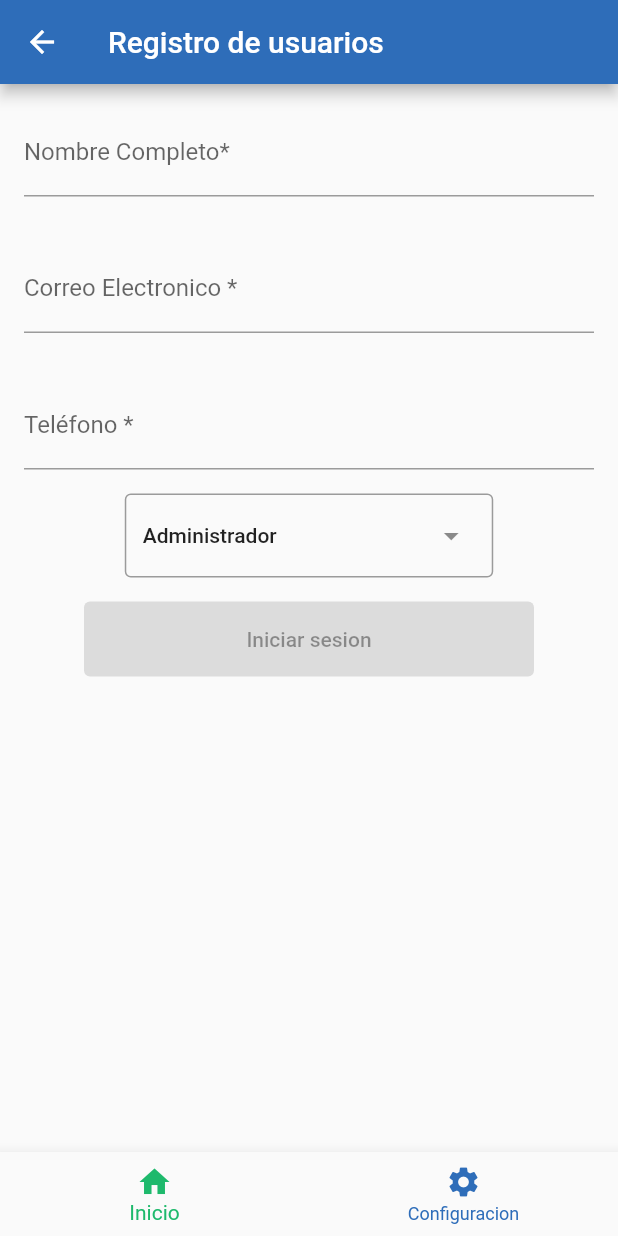
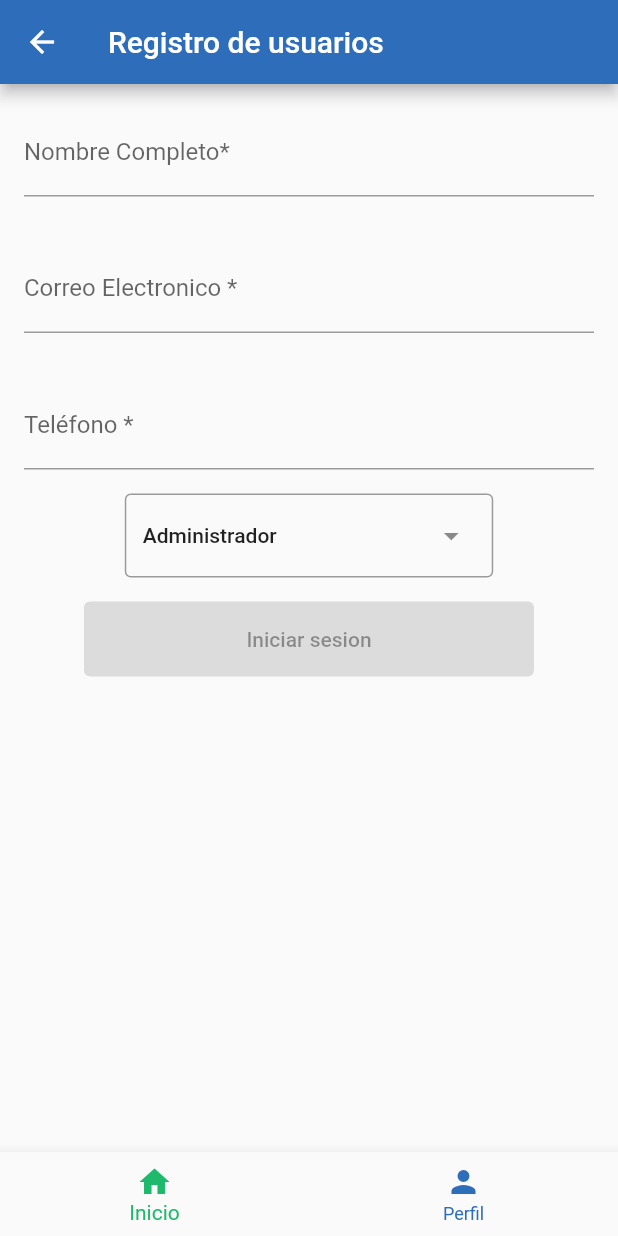
Before and after one commit to 20203tn128/donaciones, a Flutter app: the Menu screen opened by its route, after a tap on "Aagregar usuario", on a phone screen of 412 x 824 dp. Run offline on Flutter 3.47's test engine with Material 2 defaults, Android fonts, the phone set to English and light mode, and no system bars; our stand-ins replace dio.

Commit message:
Modificaciones en profile settings

```diff
--- a/lib/config/navigation/settings_stack.dart
+++ b/lib/config/navigation/settings_stack.dart
@@ -1,5 +1,6 @@
-import 'package:donaciones/modules/settigns/screens/settigns.dart';
-import 'package:donaciones/modules/settigns/widgets/form-settings.dart';
+import 'package:donaciones/modules/profile/screens/profile.dart';
+import 'package:donaciones/modules/profile/widgets/password-form.dart';
+import 'package:donaciones/modules/profile/widgets/phone-form.dart';
 import 'package:flutter/material.dart';
 
 class SettingsStack extends StatelessWidget {
@@ -11,8 +12,9 @@ class SettingsStack extends StatelessWidget {
       debugShowCheckedModeBanner: false,
       initialRoute: '/settings',
       routes: {
-        '/settings': (context) => Settigns(),
-        '/settings/form-settings': (context) => const FormSettings(),
+        '/settings': (context) => const Profile(),
+        '/settings/password-form': (context) => const PasswordForm(),
+        '/settings/phone-form': (context) => const PhoneForm(),
       },
     );
   }
--- a/lib/kernel/validations/validations-app.dart
+++ b/lib/kernel/validations/validations-app.dart
@@ -1,5 +1,6 @@
 class ValidationsApp {
   static const email = r'^[\w-\.]+@([\w-]+\.)+[\w-]{2,4}$';
   static const password = r'^[\w-\.]+@([\w-]+\.)+[\w-]{2,4}$';
+  static const phone = r'^\+91\d{10}$';
   //^(?=\w*\d)(?=\w*[A-Z])(?=\w*[a-z])\S{8,16}$
 }
--- a/lib/kernel/widgets/navigation/botton-navigation-tab.dart
+++ b/lib/kernel/widgets/navigation/botton-navigation-tab.dart
@@ -14,7 +14,7 @@ class BottomNavigationTab extends StatelessWidget {
       items: const <BottomNavigationBarItem>[
         BottomNavigationBarItem(icon: Icon(Icons.home), label: 'Inicio'),
         BottomNavigationBarItem(
-            icon: Icon(Icons.settings), label: 'Configuracion'),
+            icon: Icon(Icons.person), label: 'Perfil'),
       ],
       currentIndex: selectedIndex,
       selectedItemColor: ColorsApp.successColor,
--- a/lib/kernel/widgets/navigation/menu.dart
+++ b/lib/kernel/widgets/navigation/menu.dart
@@ -1,6 +1,7 @@
 import 'package:donaciones/config/navigation/home_stack.dart';
+import 'package:donaciones/config/navigation/settings_stack.dart';
 import 'package:donaciones/kernel/widgets/navigation/botton-navigation-tab.dart';
-import 'package:donaciones/modules/settigns/screens/settigns.dart';
+import 'package:donaciones/modules/profile/screens/profile.dart';
 import 'package:flutter/material.dart';
 
 class Menu extends StatefulWidget {
@@ -23,7 +24,10 @@ class _MenuState extends State<Menu> {
     return Scaffold(
       body: IndexedStack(
         index: _selectedIndex,
-        children: const [HomeStack(), Settigns()],
+        children: const [
+          HomeStack(),
+          SettingsStack(),
+        ],
       ),
       bottomNavigationBar: BottomNavigationTab(
           selectedIndex: _selectedIndex, onItemTapped: _onItemTapped),
--- /dev/null
+++ b/lib/modules/profile/screens/profile.dart
@@ -0,0 +1,93 @@
+import 'package:donaciones/kernel/themes/colors_app.dart';
+import 'package:donaciones/modules/profile/widgets/password-form.dart';
+import 'package:flutter/material.dart';
+
+class Profile extends StatelessWidget {
+  const Profile({
+    super.key,
+  });
+
+  @override
+  Widget build(BuildContext context) {
+    return Scaffold(
+        appBar: AppBar(
+          title: const Text('Perfil'),
+          backgroundColor: ColorsApp.secondaryColor,
+        ),
+        body: Padding(
+          padding: const EdgeInsets.only(top: 8),
+          child: Container(
+            alignment: Alignment.topCenter,
+            child: Column(
+              children: [
+                const Row(
+                  children: [
+                    Padding(
+                      padding: EdgeInsets.all(8.0),
+                      child: CircleAvatar(
+                        backgroundColor: ColorsApp.secondaryColor,
+                        foregroundColor: Colors.white,
+                        child: Text(
+                          'LC',
+                          style: TextStyle(fontSize: 24),
+                        ),
+                        maxRadius: 35,
+                      ),
+                    ),
+                    SizedBox(
+                      width: 8,
+                    ),
+                    Padding(
+                      padding: EdgeInsets.all(8.0),
+                      child: Text(
+                        'Liz Claudia Espinosa',
+                        style: TextStyle(fontSize: 24),
+                      ),
+                    ),
+                  ],
+                ),
+                Padding(
+                  padding: const EdgeInsets.all(8.0),
+                  child: ElevatedButton(
+                    onPressed: () => {
+                      Navigator.of(context).pushNamed('/settings/password-form')
+                    },
+                    child: const Text('Modificar contraseña'),
+                    style: ElevatedButton.styleFrom(
+                        minimumSize: Size(300, 50),
+                        backgroundColor: ColorsApp.successColor),
+                  ),
+                ),
+                Row(
+                  children: [
+                    Padding(
+                      padding: const EdgeInsets.all(16.0),
+                      child: Text(
+                        'Telefóno: ',
+                        style: TextStyle(
+                            fontSize: 18, fontWeight: FontWeight.bold),
+                      ),
+                    ),
+                    Text('777-123-456'),
+                    ElevatedButton(
+                      onPressed: () =>
+                          {Navigator.of(context).pushNamed('/home')},
+                      child: const Text('Modificar telefono'),
+                      style: ElevatedButton.styleFrom(
+                          minimumSize: Size(300, 50),
+                          backgroundColor: ColorsApp.successColor),
+                    ),
+                    IconButton(
+                        onPressed: () => {
+                              Navigator.of(context)
+                                  .pushNamed('/settings/phone-form')
+                            },
+                        icon: Icon(Icons.edit))
+                  ],
+                )
+              ],
+            ),
+          ),
+        ));
+  }
+}
--- a/lib/modules/settigns/screens/settigns.dart
+++ /dev/null
@@ -1,18 +0,0 @@
-import 'package:donaciones/kernel/themes/colors_app.dart';
-import 'package:donaciones/modules/settigns/widgets/form-settings.dart';
-import 'package:flutter/material.dart';
-
-class Settigns extends StatelessWidget {
-  const Settigns({super.key});
-
-  @override
-  Widget build(BuildContext context) {
-    return Scaffold(
-      appBar: AppBar(
-        title: const Text('Configuración'),
-        backgroundColor: ColorsApp.secondaryColor,
-      ),
-      body: ,
-    );
-  }
-}
```
Also changed, not shown: lib/modules/profile/widgets/password-form.dart (renamed from lib/modules/settigns/widgets/form-settings.dart, +10 -5 lines), lib/modules/profile/widgets/phone-form.dart (added, +79 -0 lines).
